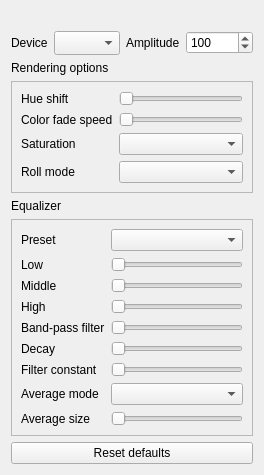
The window that Effects/AudioSync/AudioSync.ui (DLdota/OpenRGBEffectsPlugin) describes before a commit, drawn with Qt 5.
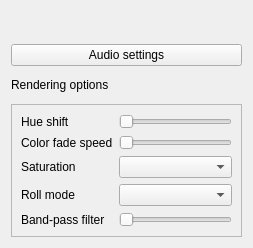
The same window after the commit. Custom widgets are drawn as their Qt base class.

Patch:
```diff
--- a/Effects/AudioSync/AudioSync.ui
+++ b/Effects/AudioSync/AudioSync.ui
@@ -6,14 +6,21 @@
    <rect>
     <x>0</x>
     <y>0</y>
-    <width>264</width>
-    <height>471</height>
+    <width>253</width>
+    <height>248</height>
    </rect>
   </property>
   <property name="windowTitle">
    <string>Form</string>
   </property>
   <layout class="QGridLayout" name="gridLayout" columnstretch="1,0">
+   <item row="0" column="0" colspan="2">
+    <widget class="QLabel" name="preview">
+     <property name="text">
+      <string/>
+     </property>
+    </widget>
+   </item>
    <item row="3" column="0" colspan="2">
     <widget class="QFrame" name="rendering_options_frame">
      <property name="frameShape">
@@ -30,33 +37,6 @@
         </property>
        </widget>
       </item>
-      <item row="0" column="1">
-       <widget class="QTooltipedSlider" name="hue_shift">
-        <property name="maximum">
-         <number>360</number>
-        </property>
-        <property name="orientation">
-         <enum>Qt::Horizontal</enum>
-        </property>
-       </widget>
-      </item>
-      <item row="1" column="0">
-       <widget class="QLabel" name="color_fade_speed_label">
-        <property name="text">
-         <string>Color fade speed</string>
-        </property>
-       </widget>
-      </item>
-      <item row="1" column="1">
-       <widget class="QTooltipedSlider" name="color_fade_speed">
-        <property name="maximum">
-         <number>100</number>
-        </property>
-        <property name="orientation">
-         <enum>Qt::Horizontal</enum>
-        </property>
-       </widget>
-      </item>
       <item row="2" column="0">
        <widget class="QLabel" name="saturation_label">
         <property name="text">
@@ -67,6 +47,13 @@
       <item row="2" column="1">
        <widget class="QComboBox" name="saturation"/>
       </item>
+      <item row="1" column="0">
+       <widget class="QLabel" name="color_fade_speed_label">
+        <property name="text">
+         <string>Color fade speed</string>
+        </property>
+       </widget>
+      </item>
       <item row="3" column="0">
        <widget class="QLabel" name="roll_mode_label">
         <property name="text">
@@ -74,188 +61,23 @@
         </property>
        </widget>
       </item>
+      <item row="0" column="1">
+       <widget class="QTooltipedSlider" name="hue_shift">
+        <property name="maximum">
+         <number>360</number>
+        </property>
+        <property name="orientation">
+         <enum>Qt::Horizontal</enum>
+        </property>
+       </widget>
+      </item>
       <item row="3" column="1">
        <widget class="QComboBox" name="roll_mode"/>
       </item>
-     </layout>
-    </widget>
-   </item>
-   <item row="4" column="0" colspan="2">
-    <widget class="QLabel" name="equalizer_label">
-     <property name="text">
-      <string>Equalizer</string>
-     </property>
-    </widget>
-   </item>
-   <item row="1" column="1">
-    <widget class="QFrame" name="amplitude_frame">
-     <property name="frameShape">
-      <enum>QFrame::NoFrame</enum>
-     </property>
-     <property name="frameShadow">
-      <enum>QFrame::Raised</enum>
-     </property>
-     <layout class="QGridLayout" name="gridLayout_5" columnstretch="0,1">
-      <property name="leftMargin">
-       <number>0</number>
-      </property>
-      <property name="topMargin">
-       <number>0</number>
-      </property>
-      <property name="rightMargin">
-       <number>0</number>
-      </property>
-      <property name="bottomMargin">
-       <number>0</number>
-      </property>
-      <item row="0" column="0">
-       <widget class="QLabel" name="amplitude_label">
-        <property name="text">
-         <string>Amplitude</string>
-        </property>
-       </widget>
-      </item>
-      <item row="0" column="1">
-       <widget class="QSpinBox" name="amplitude">
-        <property name="minimum">
-         <number>0</number>
-        </property>
+      <item row="1" column="1">
+       <widget class="QTooltipedSlider" name="color_fade_speed">
         <property name="maximum">
-         <number>999999999</number>
-        </property>
-        <property name="value">
          <number>100</number>
-        </property>
-       </widget>
-      </item>
-     </layout>
-    </widget>
-   </item>
-   <item row="2" column="0" colspan="2">
-    <widget class="QLabel" name="rendering_options_label">
-     <property name="text">
-      <string>Rendering options</string>
-     </property>
-    </widget>
-   </item>
-   <item row="0" column="0" colspan="2">
-    <widget class="QLabel" name="preview">
-     <property name="text">
-      <string/>
-     </property>
-    </widget>
-   </item>
-   <item row="1" column="0">
-    <widget class="QFrame" name="device_frame">
-     <property name="frameShape">
-      <enum>QFrame::NoFrame</enum>
-     </property>
-     <property name="frameShadow">
-      <enum>QFrame::Raised</enum>
-     </property>
-     <layout class="QGridLayout" name="gridLayout_4" columnstretch="0,1">
-      <property name="leftMargin">
-       <number>0</number>
-      </property>
-      <property name="topMargin">
-       <number>0</number>
-      </property>
-      <property name="rightMargin">
-       <number>0</number>
-      </property>
-      <property name="bottomMargin">
-       <number>0</number>
-      </property>
-      <item row="0" column="0">
-       <widget class="QLabel" name="device_label">
-        <property name="text">
-         <string>Device</string>
-        </property>
-       </widget>
-      </item>
-      <item row="0" column="1">
-       <widget class="QComboBox" name="device">
-        <property name="acceptDrops">
-         <bool>false</bool>
-        </property>
-        <property name="editable">
-         <bool>false</bool>
-        </property>
-        <property name="sizeAdjustPolicy">
-         <enum>QComboBox::AdjustToMinimumContentsLengthWithIcon</enum>
-        </property>
-       </widget>
-      </item>
-     </layout>
-    </widget>
-   </item>
-   <item row="5" column="0" colspan="2">
-    <widget class="QFrame" name="equalizer_frame">
-     <property name="frameShape">
-      <enum>QFrame::StyledPanel</enum>
-     </property>
-     <property name="frameShadow">
-      <enum>QFrame::Sunken</enum>
-     </property>
-     <layout class="QGridLayout" name="gridLayout_2">
-      <item row="3" column="0">
-       <widget class="QLabel" name="high_label">
-        <property name="text">
-         <string>High</string>
-        </property>
-       </widget>
-      </item>
-      <item row="2" column="0">
-       <widget class="QLabel" name="middle_label">
-        <property name="text">
-         <string>Middle</string>
-        </property>
-       </widget>
-      </item>
-      <item row="11" column="0">
-       <widget class="QLabel" name="avg_size_label">
-        <property name="text">
-         <string>Average size</string>
-        </property>
-       </widget>
-      </item>
-      <item row="2" column="1">
-       <widget class="QTooltipedSlider" name="middle">
-        <property name="maximum">
-         <number>200</number>
-        </property>
-        <property name="orientation">
-         <enum>Qt::Horizontal</enum>
-        </property>
-       </widget>
-      </item>
-      <item row="3" column="1">
-       <widget class="QTooltipedSlider" name="high">
-        <property name="maximum">
-         <number>200</number>
-        </property>
-        <property name="orientation">
-         <enum>Qt::Horizontal</enum>
-        </property>
-       </widget>
-      </item>
-      <item row="10" column="1">
-       <widget class="QComboBox" name="avg_mode"/>
-      </item>
-      <item row="10" column="0">
-       <widget class="QLabel" name="avg_mode_label">
-        <property name="text">
-         <string>Average mode</string>
-        </property>
-       </widget>
-      </item>
-      <item row="11" column="1">
-       <widget class="QTooltipedSlider" name="avg_size">
-        <property name="minimum">
-         <number>1</number>
-        </property>
-        <property name="maximum">
-         <number>256</number>
         </property>
         <property name="orientation">
          <enum>Qt::Horizontal</enum>
@@ -269,50 +91,6 @@
         </property>
        </widget>
       </item>
-      <item row="5" column="0">
-       <widget class="QLabel" name="decay_label">
-        <property name="text">
-         <string>Decay</string>
-        </property>
-       </widget>
-      </item>
-      <item row="1" column="0">
-       <widget class="QLabel" name="low_label">
-        <property name="text">
-         <string>Low</string>
-        </property>
-       </widget>
-      </item>
-      <item row="6" column="0">
-       <widget class="QLabel" name="filter_constant_label">
-        <property name="text">
-         <string>Filter constant</string>
-        </property>
-       </widget>
-      </item>
-      <item row="1" column="1">
-       <widget class="QTooltipedSlider" name="low">
-        <property name="maximum">
-         <number>200</number>
-        </property>
-        <property name="value">
-         <number>0</number>
-        </property>
-        <property name="orientation">
-         <enum>Qt::Horizontal</enum>
-        </property>
-       </widget>
-      </item>
-      <item row="6" column="1">
-       <widget class="QTooltipedSlider" name="filter_constant">
-        <property name="maximum">
-         <number>100</number>
-        </property>
-        <property name="orientation">
-         <enum>Qt::Horizontal</enum>
-        </property>
-       </widget>
-      </item>
       <item row="4" column="1">
        <widget class="ctkRangeSlider" name="bypass">
         <property name="orientation">
@@ -320,36 +98,20 @@
         </property>
        </widget>
       </item>
-      <item row="5" column="1">
-       <widget class="QTooltipedSlider" name="decay">
-        <property name="maximum">
-         <number>100</number>
-        </property>
-        <property name="value">
-         <number>0</number>
-        </property>
-        <property name="orientation">
-         <enum>Qt::Horizontal</enum>
-        </property>
-       </widget>
-      </item>
-      <item row="0" column="1">
-       <widget class="QComboBox" name="preset"/>
-      </item>
-      <item row="0" column="0">
-       <widget class="QLabel" name="preset_label">
-        <property name="text">
-         <string>Preset</string>
-        </property>
-       </widget>
-      </item>
      </layout>
     </widget>
    </item>
-   <item row="6" column="0" colspan="2">
-    <widget class="QPushButton" name="defaults">
+   <item row="2" column="0" colspan="2">
+    <widget class="QLabel" name="rendering_options_label">
      <property name="text">
-      <string>Reset defaults</string>
+      <string>Rendering options</string>
+     </property>
+    </widget>
+   </item>
+   <item row="1" column="0" colspan="2">
+    <widget class="QPushButton" name="audio_settings">
+     <property name="text">
+      <string>Audio settings</string>
      </property>
     </widget>
    </item>
```
Left out of the diff: 8 changed lines with no effect on the pictures.
